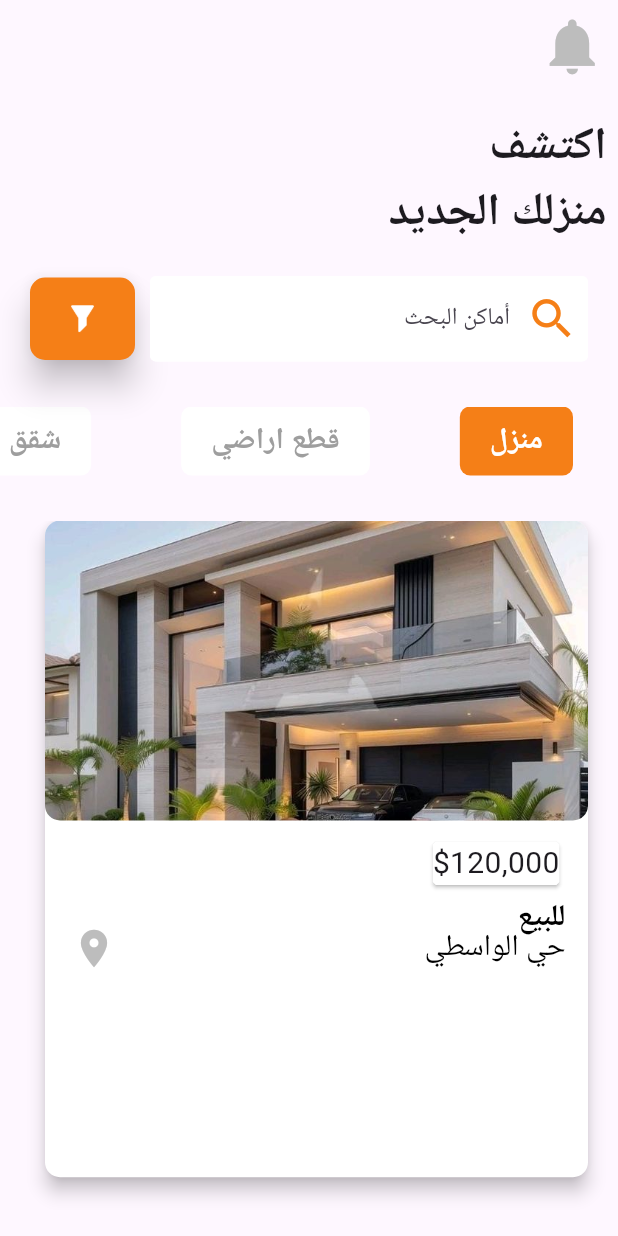
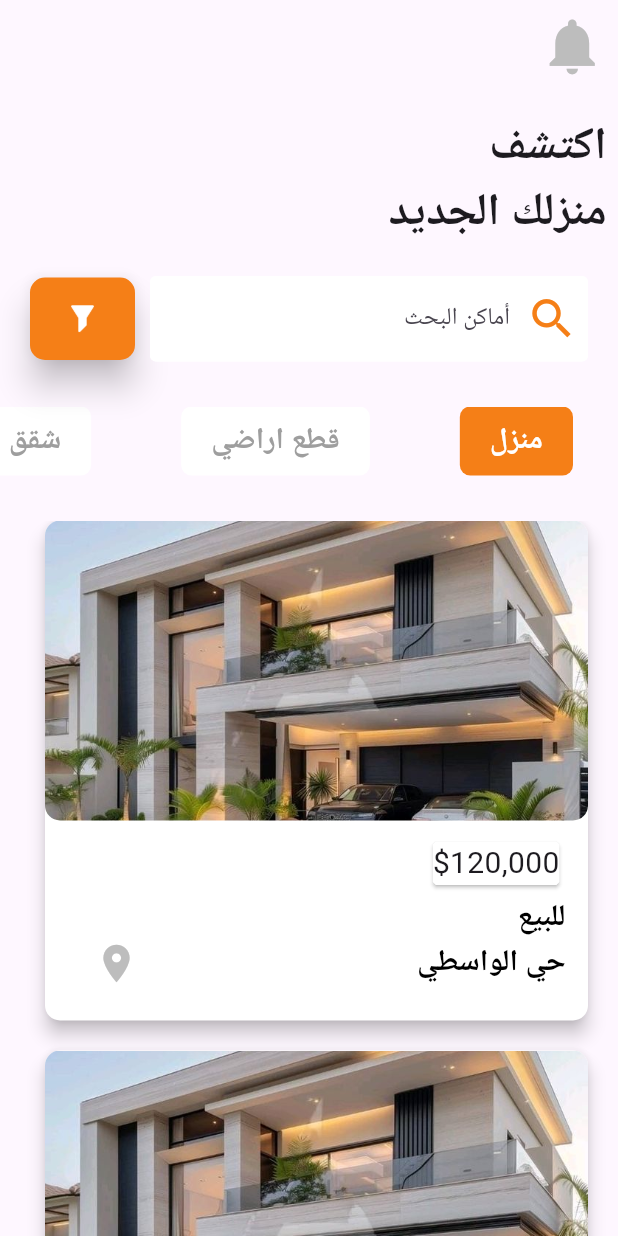
Before and after one commit to ahmedhasan-pr/Real-State, a Flutter app: the HomePage screen opened directly, on a phone screen of 412 x 824 dp. Run offline on Flutter 3.47's test engine with Material 3 defaults, Android fonts, the phone set to English and light mode, and no system bars; drawn by our look-alikes of buttons_tabbar; our stand-ins replace image_picker, photo_view, skeletonizer; missing offline and left inert: animated_read_more_text, day_night_switcher.

Commit message:
Initial commit

```diff
--- a/frontend/lib/Screen/HomePage.dart
+++ b/frontend/lib/Screen/HomePage.dart
@@ -1,5 +1,6 @@
 import 'package:flutter/material.dart';
 import 'package:buttons_tabbar/buttons_tabbar.dart';
+import 'package:frontend/Model/model.dart';
 import 'package:frontend/Screen/DetailsPage.dart';
 import 'package:frontend/Screen/NotificationsPage.dart';
 import 'package:skeletonizer/skeletonizer.dart'; // استيراد Skeletonizer
@@ -14,6 +15,7 @@ class HomePage extends StatefulWidget {
 class _HomePageState extends State<HomePage>
     with SingleTickerProviderStateMixin {
   late TabController _tabController;
+  late Future<List<Details>> futureDetails;
 
   bool _isLoading = true; // المتغير الذي يعكس حالة التحميل
 
@@ -189,15 +191,15 @@ class _HomePageState extends State<HomePage>
         physics: const NeverScrollableScrollPhysics(),
         gridDelegate: const SliverGridDelegateWithFixedCrossAxisCount(
           crossAxisCount: 1,
-          childAspectRatio: 0.9, // نفس النسبة التي تستخدمها في المحتوى
+          childAspectRatio: 1.2, // نفس النسبة التي تستخدمها في المحتوى
           mainAxisSpacing: 10,
           crossAxisSpacing: 10,
         ),
-        itemCount: 6, // عدد العناصر المعروضة أثناء التحميل
+        itemCount: 2, // عدد العناصر المعروضة أثناء التحميل
         itemBuilder: (BuildContext context, int index) {
           return Card(
             color: Colors.grey.shade300,
-            margin: const EdgeInsets.only(left: 20, right: 20, bottom: 4),
+            margin: const EdgeInsets.only(left: 20, right: 20, bottom: 10),
             shadowColor: Colors.black,
             elevation: 5,
             shape:
@@ -212,12 +214,12 @@ class _HomePageState extends State<HomePage>
                       borderRadius: BorderRadius.circular(10),
                       color: Colors.grey.shade200, // محاكاة الصورة بلون رمادي
                     ),
-                    height: 120, // تحديد ارتفاع مشابه للصورة الفعلية
+                    height: 200, // تحديد ارتفاع مشابه للصورة الفعلية
                   ),
                   // محاكاة السعر
                   Positioned(
-                    top: 130,
-                    right: 10,
+                    top: 210, // تغيير الموقع ليكون بعد الصورة
+                    right: 15,
                     child: Container(
                       width: 100,
                       height: 20,
@@ -226,7 +228,7 @@ class _HomePageState extends State<HomePage>
                   ),
                   // محاكاة حالة البيع
                   Positioned(
-                    top: 160,
+                    top:250,
                     right: 15,
                     child: Container(
                       width: 60,
@@ -236,12 +238,14 @@ class _HomePageState extends State<HomePage>
                   ),
                   // محاكاة المنطقة
                   Positioned(
-                    top: 180,
+                    top: 280,
                     right: 15,
                     child: Row(
                       children: [
                         Icon(Icons.location_on, color: Colors.grey.shade600),
-                        SizedBox(width: 30,),
+                        const SizedBox(
+                          width: 210,
+                        ),
                         Container(
                           width: 80,
                           height: 15,
@@ -265,11 +269,11 @@ Widget _buildContent() {
       physics: const NeverScrollableScrollPhysics(),
       gridDelegate: const SliverGridDelegateWithFixedCrossAxisCount(
         crossAxisCount: 1, // إبقاء عمود واحد
-      childAspectRatio: 0.9, // الحفاظ على نفس النسبة
-      mainAxisSpacing: 20,  // زيادة المسافة بين الكارد والكارد
-      crossAxisSpacing: 20, // زيادة المسافة بين الأعمدة
+        childAspectRatio: 1.2, // الحفاظ على نفس النسبة
+        mainAxisSpacing: 10, // زيادة المسافة بين الكارد والكارد
+        crossAxisSpacing: 0, // زيادة المسافة بين الأعمدة
       ),
-    itemCount: 3, // عدد العناصر المعروضة
+      itemCount: 2, // عدد العناصر المعروضة
       itemBuilder: (BuildContext context, int index) {
         return GestureDetector(
           onTap: () {
@@ -283,7 +287,8 @@ Widget _buildContent() {
           },
           child: Card(
             color: Colors.white,
-          margin: const EdgeInsets.only(left: 30, right: 20, bottom: 20), // زيادة المسافة أسفل الكارد
+            margin: const EdgeInsets.only(
+                left: 30, right: 20, bottom: 10), // زيادة المسافة أسفل الكارد
             shadowColor: Colors.black,
             elevation: 5,
             shape:
@@ -309,7 +314,8 @@ Widget _buildContent() {
                     shape: BeveledRectangleBorder(
                         borderRadius: BorderRadius.circular(2)),
                     color: Colors.white,
-                  child: const Text("\$120,000", style: TextStyle(fontSize: 20)),
+                    child:
+                        const Text("\$120,000", style: TextStyle(fontSize: 20)),
                   ),
                 ),
                 // حالة البيع
@@ -326,7 +332,7 @@ Widget _buildContent() {
                 ),
                 // المنطقة
                 Positioned(
-                top: 270, // تعديل الموقع ليكون بعد حالة البيع
+                  top: 280, // تعديل الموقع ليكون بعد حالة البيع
                   right: 15,
                   child: Row(
                     children: [
@@ -334,14 +340,15 @@ Widget _buildContent() {
                         Icons.location_on,
                         color: Colors.grey[400],
                         size: 30,
+
                       ),
                       const SizedBox(
-                      width: 200,
+                        width: 180,
                       ),
                       const Text(
                         " حي الواسطي",
                         style: TextStyle(
-                          fontWeight: FontWeight.w500,
+                            fontWeight: FontWeight.bold,
                             fontSize: 20,
                             color: Colors.black),
                       ),
```
Lines whose indentation alone changed are shown as unchanged.
